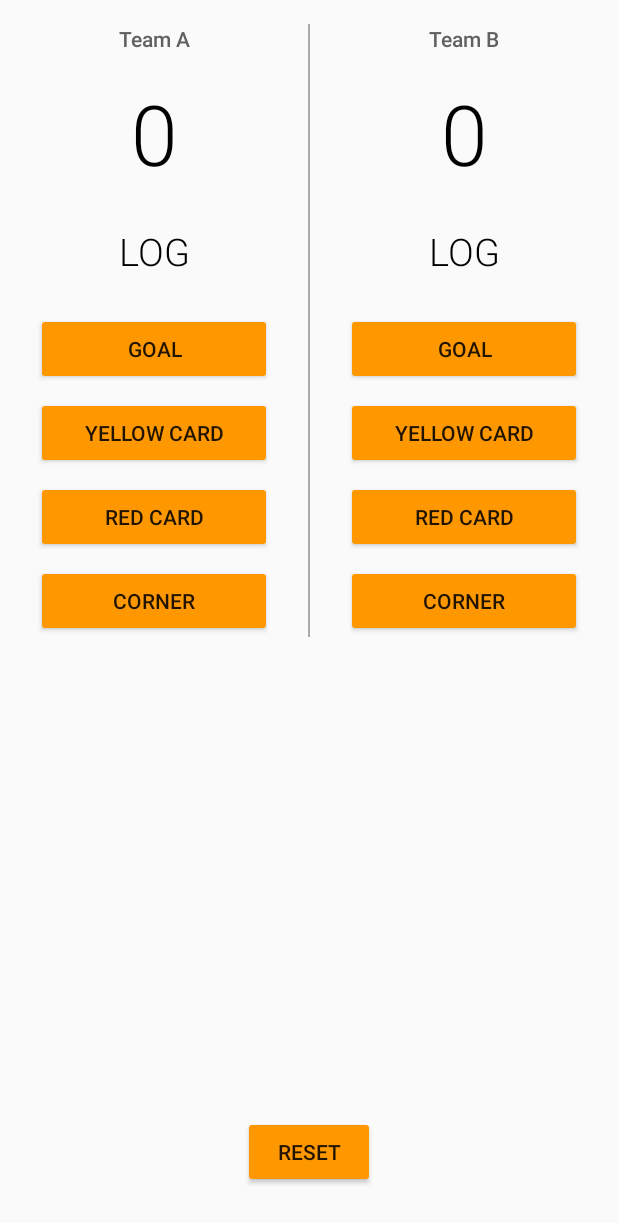
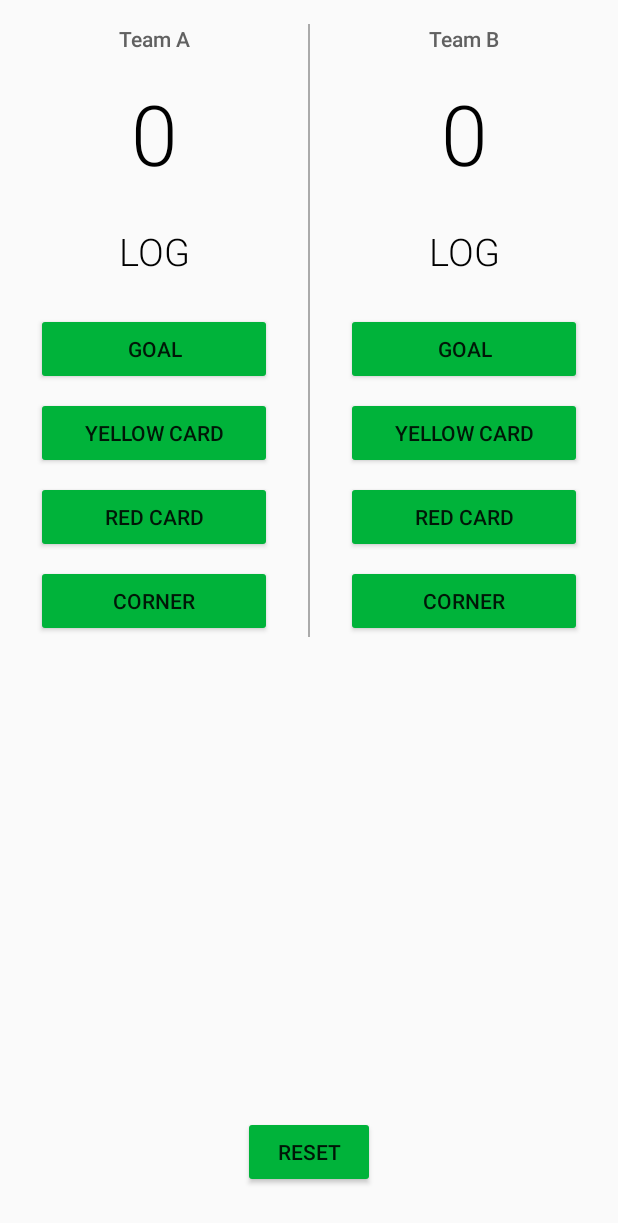
Before and after one commit to alanionita/GDS_ScoreKeeper, an Android app: the screen it shows after launch (MainActivity), on a phone screen of 412 x 824 dp. Shown: the top 1223 px of the screen. Run offline under Robolectric (Android 15) with nearby library versions, the phone set to English and light mode, and no system bars.

Commit message:
updated the styling of the app

```diff
--- a/app/src/main/res/values/styles.xml
+++ b/app/src/main/res/values/styles.xml
@@ -2,10 +2,8 @@
 
     <!-- Base application theme. -->
     <style name="AppTheme" parent="Theme.AppCompat.Light.NoActionBar">
-        <!-- Primary theme color of the app (sets background color of app bar) -->
-        <item name="colorPrimary">#FF9800</item>
         <!-- Background color of buttons in the app -->
-        <item name="colorButtonNormal">#FF9800</item>
+        <item name="colorButtonNormal">#00B33A</item>
     </style>
 
 </resources>
```
